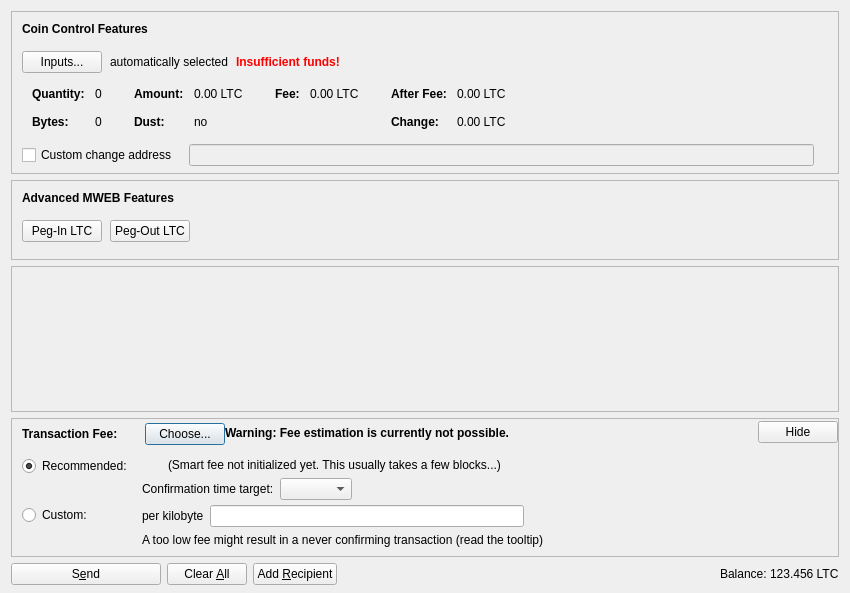
Before: the Qt Designer form src/qt/forms/sendcoinsdialog.ui in altoshicoin/altcoin, drawn with Qt 5.
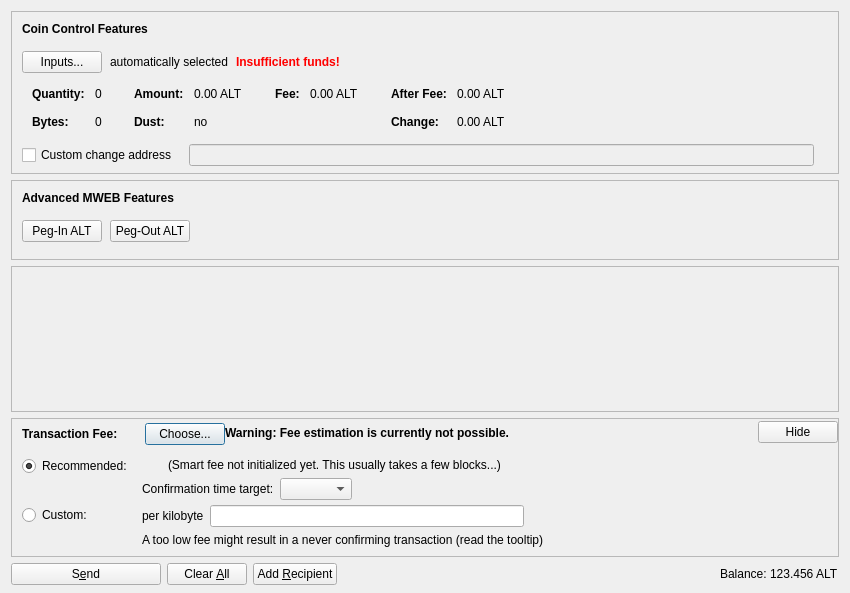
After: the same form once the commit is applied. Icons and pictures are not drawn. Custom widgets are drawn as their Qt base class.

The edit to the form file:
```diff
--- a/src/qt/forms/sendcoinsdialog.ui
+++ b/src/qt/forms/sendcoinsdialog.ui
@@ -324,7 +324,7 @@
                   <enum>Qt::ActionsContextMenu</enum>
                  </property>
                  <property name="text">
-                  <string notr="true">0.00 LTC</string>
+                  <string notr="true">0.00 ALT</string>
                  </property>
                  <property name="textInteractionFlags">
                   <set>Qt::LinksAccessibleByMouse|Qt::TextSelectableByKeyboard|Qt::TextSelectableByMouse</set>
@@ -404,7 +404,7 @@
                   <enum>Qt::ActionsContextMenu</enum>
                  </property>
                  <property name="text">
-                  <string notr="true">0.00 LTC</string>
+                  <string notr="true">0.00 ALT</string>
                  </property>
                  <property name="textInteractionFlags">
                   <set>Qt::LinksAccessibleByMouse|Qt::TextSelectableByKeyboard|Qt::TextSelectableByMouse</set>
@@ -455,7 +455,7 @@
                   <enum>Qt::ActionsContextMenu</enum>
                  </property>
                  <property name="text">
-                  <string notr="true">0.00 LTC</string>
+                  <string notr="true">0.00 ALT</string>
                  </property>
                  <property name="textInteractionFlags">
                   <set>Qt::LinksAccessibleByMouse|Qt::TextSelectableByKeyboard|Qt::TextSelectableByMouse</set>
@@ -484,7 +484,7 @@
                   <enum>Qt::ActionsContextMenu</enum>
                  </property>
                  <property name="text">
-                  <string notr="true">0.00 LTC</string>
+                  <string notr="true">0.00 ALT</string>
                  </property>
                  <property name="textInteractionFlags">
                   <set>Qt::LinksAccessibleByMouse|Qt::TextSelectableByKeyboard|Qt::TextSelectableByMouse</set>
@@ -667,7 +667,7 @@
              <string notr="true"/>
             </property>
             <property name="text">
-             <string>Peg-In LTC</string>
+             <string>Peg-In ALT</string>
             </property>
             <property name="checkable">
              <bool>true</bool>
@@ -683,7 +683,7 @@
              <string notr="true"/>
             </property>
             <property name="text">
-             <string>Peg-Out LTC</string>
+             <string>Peg-Out ALT</string>
             </property>
             <property name="checkable">
              <bool>true</bool>
@@ -1353,7 +1353,7 @@
           <cursorShape>IBeamCursor</cursorShape>
          </property>
          <property name="text">
-          <string notr="true">123.456 LTC</string>
+          <string notr="true">123.456 ALT</string>
          </property>
          <property name="textInteractionFlags">
           <set>Qt::LinksAccessibleByMouse|Qt::TextSelectableByKeyboard|Qt::TextSelectableByMouse</set>
```
